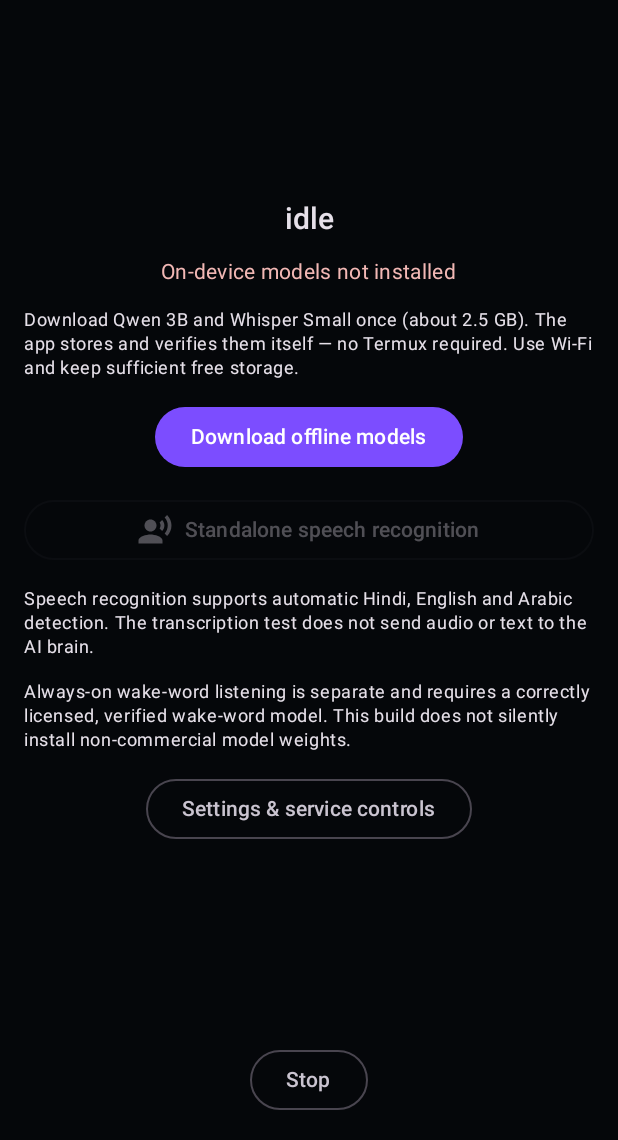
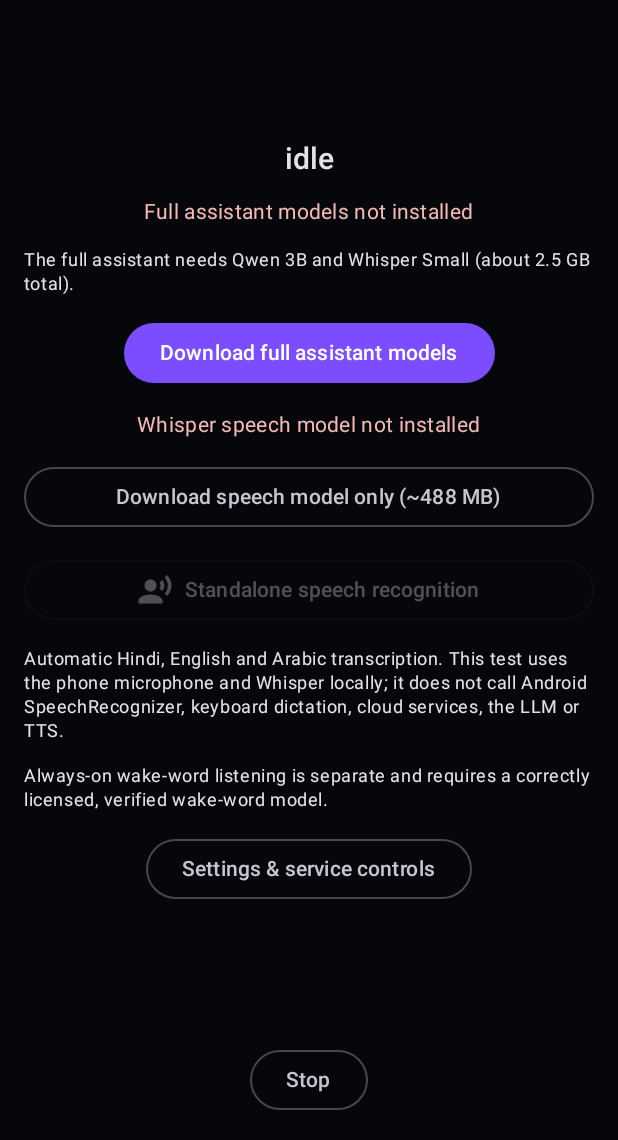
Before and after one commit to aqibhusain030-cpu/jarvis-android-1.1.1, an Android app built with Jetpack Compose: the HomeScreen screen opened through its navigation route, on a phone screen of 412 x 824 dp, the part 96-1236 px from its top. Run offline under Robolectric (Android 15) with nearby library versions, the phone set to English and light mode, and no system bars; our stand-ins replace Dagger/Hilt's generated code.

Commit message:
Refine independent offline ASR flow and utterance handling

```diff
--- a/app/src/main/kotlin/com/jarvis/ui/HomeScreen.kt
+++ b/app/src/main/kotlin/com/jarvis/ui/HomeScreen.kt
@@ -38,13 +38,22 @@ fun HomeScreen(nav: NavController, killSwitch: KillSwitch, modelManager: ModelMa
     var downloadError by remember { mutableStateOf("") }
     var modelsReady by remember { mutableStateOf(false) }
     var modelsChecked by remember { mutableStateOf(false) }
+    var whisperReady by remember { mutableStateOf(false) }
+    var whisperChecked by remember { mutableStateOf(false) }
+    var whisperDownloading by remember { mutableStateOf(false) }
+    var whisperProgress by remember { mutableFloatStateOf(0f) }
+    var whisperError by remember { mutableStateOf("") }
     val killed by killSwitch.isKilled.collectAsState()
 
-    // SHA-256 checks read multi-gigabyte model files; keep them off the main thread.
     LaunchedEffect(modelManager) {
-        modelsReady = withContext(Dispatchers.IO) {
-            requiredModels.isNotEmpty() && requiredModels.all(modelManager::isPresent)
+        val result = withContext(Dispatchers.IO) {
+            val stt = modelManager.entry("whisper-small")?.let(modelManager::isPresent) == true
+            val all = requiredModels.isNotEmpty() && requiredModels.all(modelManager::isPresent)
+            stt to all
         }
+        whisperReady = result.first
+        modelsReady = result.second
+        whisperChecked = true
         modelsChecked = true
     }
 
@@ -77,6 +86,29 @@ fun HomeScreen(nav: NavController, killSwitch: KillSwitch, modelManager: ModelMa
             }
         } else {
             micPermissionLauncher.launch(Manifest.permission.RECORD_AUDIO)
+        }
+    }
+
+    fun downloadSpeechModel() {
+        if (whisperDownloading || whisperReady) return
+        whisperDownloading = true
+        whisperProgress = 0f
+        whisperError = ""
+        scope.launch {
+            val file = modelManager.download("whisper-small") { current, total ->
+                if (total > 0L) whisperProgress = (current.toFloat() / total).coerceIn(0f, 1f)
+            }
+            whisperReady = withContext(Dispatchers.IO) {
+                val entry = modelManager.entry("whisper-small")
+                entry != null && file != null && modelManager.isPresent(entry)
+            }
+            whisperDownloading = false
+            if (whisperReady) {
+                whisperProgress = 1f
+                status = "Whisper speech model verified. Standalone transcription is ready."
+            } else {
+                whisperError = "Whisper download or SHA-256 verification failed. Retry on a stable connection."
+            }
         }
     }
 
@@ -114,10 +146,15 @@ fun HomeScreen(nav: NavController, killSwitch: KillSwitch, modelManager: ModelMa
                 downloadProgress = (completedBytes.toFloat() / totalBytes).coerceIn(0f, 1f)
             }
 
-            modelsReady = withContext(Dispatchers.IO) {
-                requiredModels.isNotEmpty() && requiredModels.all(modelManager::isPresent)
+            val result = withContext(Dispatchers.IO) {
+                val stt = modelManager.entry("whisper-small")?.let(modelManager::isPresent) == true
+                val all = requiredModels.isNotEmpty() && requiredModels.all(modelManager::isPresent)
+                stt to all
             }
+            whisperReady = result.first
+            modelsReady = result.second
             modelsChecked = true
+            whisperChecked = true
             downloading = false
             if (modelsReady) {
                 downloadProgress = 1f
@@ -148,16 +185,16 @@ fun HomeScreen(nav: NavController, killSwitch: KillSwitch, modelManager: ModelMa
             )
             Text(
                 text = when {
-                    !modelsChecked -> "Checking installed model files…"
+                    !modelsChecked -> "Checking installed AI models…"
                     modelsReady -> "On-device AI models verified"
-                    else -> "On-device models not installed"
+                    else -> "Full assistant models not installed"
                 },
                 style = MaterialTheme.typography.bodyMedium,
                 color = if (modelsReady) MaterialTheme.colorScheme.primary else MaterialTheme.colorScheme.error
             )
             if (!modelsReady) {
                 Text(
-                    "Download Qwen 3B and Whisper Small once (about 2.5 GB). The app stores and verifies them itself — no Termux required. Use Wi-Fi and keep sufficient free storage.",
+                    "The full assistant needs Qwen 3B and Whisper Small (about 2.5 GB total).",
                     style = MaterialTheme.typography.bodySmall
                 )
                 if (downloading) {
@@ -168,13 +205,7 @@ fun HomeScreen(nav: NavController, killSwitch: KillSwitch, modelManager: ModelMa
                     Text(downloadError, color = MaterialTheme.colorScheme.error, style = MaterialTheme.typography.bodySmall)
                 }
                 Button(onClick = { downloadOfflineModels() }, enabled = modelsChecked && !downloading && !killed) {
-                    Text(
-                        when {
-                            !modelsChecked -> "Checking models…"
-                            downloading -> "Downloading models…"
-                            else -> "Download offline models"
-                        }
-                    )
+                    Text(if (downloading) "Downloading assistant models…" else "Download full assistant models")
                 }
             } else {
                 Button(onClick = { startTalkNow() }, enabled = !killed && !downloading) {
@@ -183,13 +214,35 @@ fun HomeScreen(nav: NavController, killSwitch: KillSwitch, modelManager: ModelMa
                     Text("Talk now")
                 }
                 Text(
-                    "Tap once, speak, and JARVIS will transcribe locally, reason on-device, and reply aloud. The microphone session stops after the command.",
+                    "Tap once, speak, and JARVIS will transcribe locally, reason on-device, and reply aloud.",
                     style = MaterialTheme.typography.bodySmall
                 )
             }
+
+            Text(
+                text = if (whisperReady) "Whisper multilingual speech model verified" else "Whisper speech model not installed",
+                style = MaterialTheme.typography.bodyMedium,
+                color = if (whisperReady) MaterialTheme.colorScheme.primary else MaterialTheme.colorScheme.error
+            )
+            if (!whisperReady) {
+                if (whisperDownloading) {
+                    LinearProgressIndicator(progress = { whisperProgress }, modifier = Modifier.fillMaxWidth())
+                    Text("${(whisperProgress * 100).toInt()}% of speech model downloaded", style = MaterialTheme.typography.labelSmall)
+                }
+                if (whisperError.isNotBlank()) {
+                    Text(whisperError, color = MaterialTheme.colorScheme.error, style = MaterialTheme.typography.bodySmall)
+                }
+                OutlinedButton(
+                    onClick = { downloadSpeechModel() },
+                    enabled = whisperChecked && !whisperDownloading && !killed,
+                    modifier = Modifier.fillMaxWidth()
+                ) {
+                    Text(if (whisperDownloading) "Downloading Whisper…" else "Download speech model only (~488 MB)")
+                }
+            }
             OutlinedButton(
                 onClick = { nav.navigate("transcribe") },
-                enabled = modelsReady && !killed && !downloading,
+                enabled = whisperReady && !killed && !whisperDownloading,
                 modifier = Modifier.fillMaxWidth()
             ) {
                 Icon(Icons.Default.RecordVoiceOver, contentDescription = null)
@@ -197,11 +250,11 @@ fun HomeScreen(nav: NavController, killSwitch: KillSwitch, modelManager: ModelMa
                 Text("Standalone speech recognition")
             }
             Text(
-                "Speech recognition supports automatic Hindi, English and Arabic detection. The transcription test does not send audio or text to the AI brain.",
+                "Automatic Hindi, English and Arabic transcription. This test uses the phone microphone and Whisper locally; it does not call Android SpeechRecognizer, keyboard dictation, cloud services, the LLM or TTS.",
                 style = MaterialTheme.typography.bodySmall
             )
             Text(
-                "Always-on wake-word listening is separate and requires a correctly licensed, verified wake-word model. This build does not silently install non-commercial model weights.",
+                "Always-on wake-word listening is separate and requires a correctly licensed, verified wake-word model.",
                 style = MaterialTheme.typography.bodySmall
             )
             OutlinedButton(onClick = { nav.navigate("settings") }) { Text("Settings & service controls") }
```
